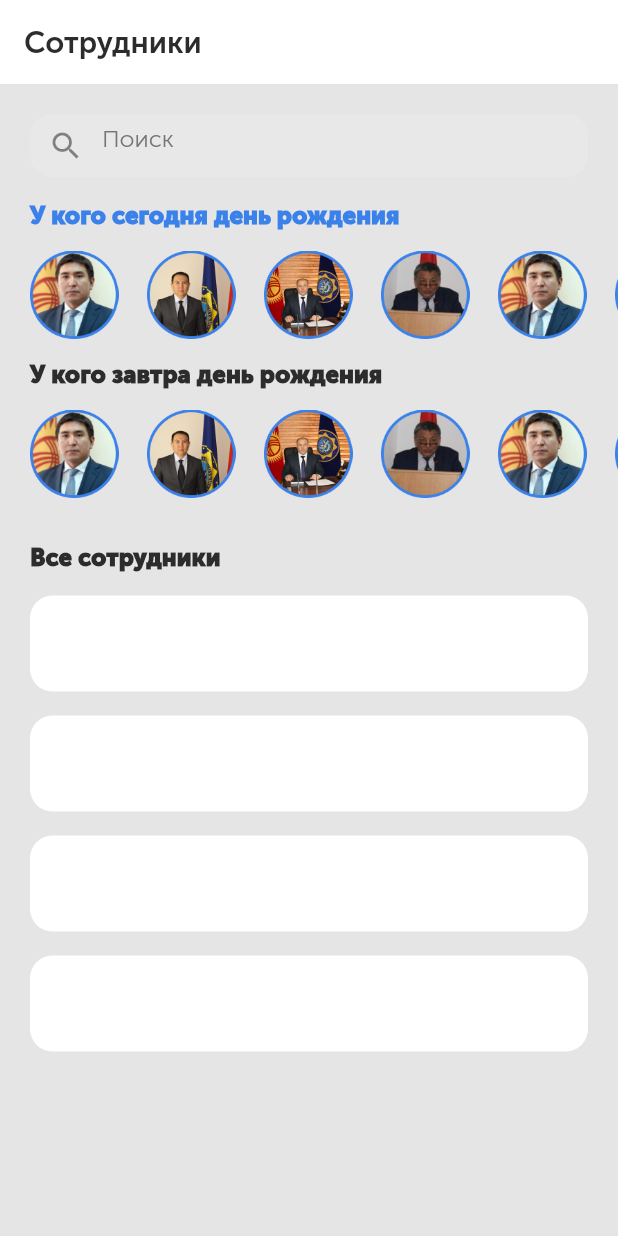
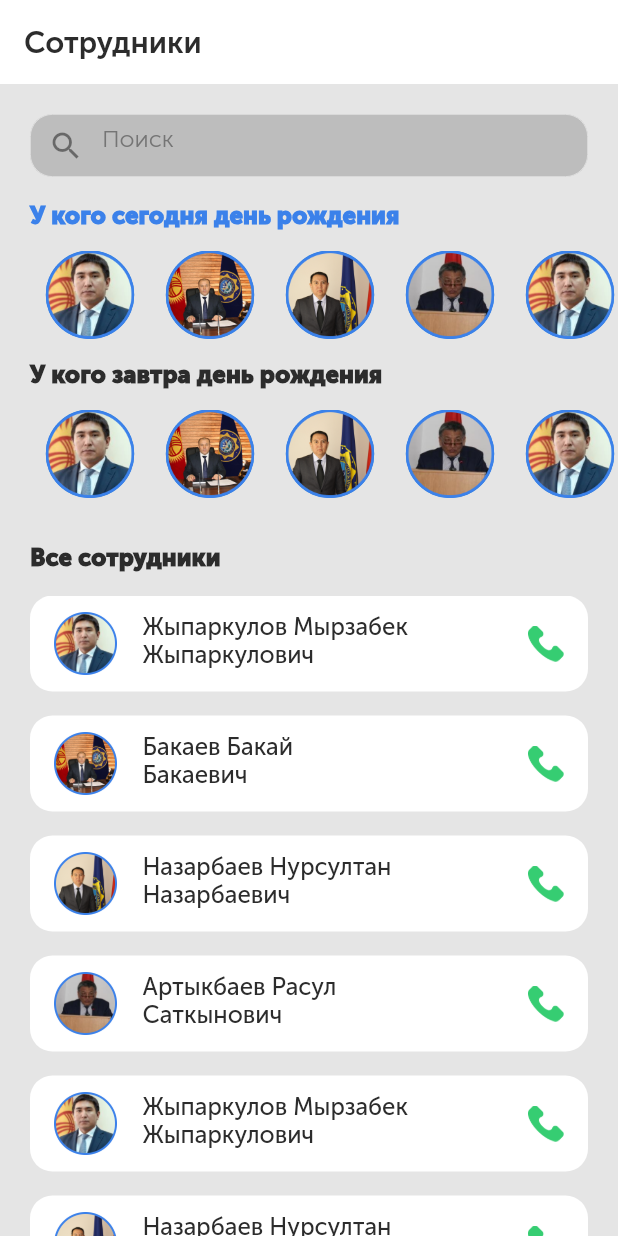
Before and after one commit to ibraevadilet/Staffs, a Flutter app: the screen it shows after launch, on a phone screen of 412 x 824 dp. Run offline on Flutter 3.47's test engine with Material 2 defaults, Android fonts, the phone set to English and light mode, and no system bars; missing offline and left inert: flutter_phone_direct_caller.

Commit message:
Переделал код

```diff
--- /dev/null
+++ b/figmaStaff/lib/contents/names.dart
@@ -0,0 +1,19 @@
+class NamePersons {
+  static String bakievsName = "Бакаев Бакай";
+  static String bakievsSurName = "Бакаевич";
+
+  static String myrsabeksName = "Жыпаркулов Мырзабек";
+  static String myrsabeksSurName = "Жыпаркулович";
+
+  static String nazarbaevsName = "Назарбаев Нурсултан";
+  static String nazarbaevsSurName = "Назарбаевич";
+
+  static String rasulsName = "Артыкбаев Расул";
+  static String rasulsSurName = "Саткынович";
+
+  static String adiletsName = "Адилет Ибраев";
+  static String adiletsSurName = "Джаанбаевич";
+
+  static String aleshasName = "Алеша Попов";
+  static String aleshasSurName = "Попович";
+}
--- /dev/null
+++ b/figmaStaff/lib/contents/scrall_all_employees.dart
@@ -0,0 +1,116 @@
+import 'package:figmaStaff/screens/detailedInformation.dart';
+import 'package:figmaStaff/styles/images.dart';
+import 'package:figmaStaff/styles/textStyles.dart';
+import 'package:flutter/cupertino.dart';
+import 'package:flutter/material.dart';
+
+import 'baza_list.dart';
+
+class Scrall_all_employees extends StatelessWidget {
+  const Scrall_all_employees({Key key}) : super(key: key);
+
+  @override
+  Widget build(BuildContext context) {
+    return Container(
+      padding: EdgeInsets.symmetric(horizontal: 20),
+      child: Column(
+        crossAxisAlignment: CrossAxisAlignment.start,
+        children: [
+          Text(
+            "Все сотрудники",
+            style: TaskTextStyle.bold16,
+          ),
+          SizedBox(
+            height: 16,
+          ),
+          Container(
+            height: 429,
+            child: ListView(
+              children: [
+                for (int i = 0; i < list.employeesList.length; i++)
+                  buildAllEmployees(list, i, context),
+              ],
+            ),
+          ),
+        ],
+      ),
+    );
+  }
+}
+
+Widget buildCircleAvatar(EmployeeList list, int index, BuildContext context) {
+  return InkWell(
+    onTap: () {
+      Navigator.push(
+          context,
+          MaterialPageRoute(
+              builder: (context) => DatailedInformation(index: index)));
+    },
+    child: CircleAvatar(
+      radius: 40,
+      child: Image.asset(
+        list.employeesList[index].image,
+        height: 60,
+        width: 60,
+      ),
+    ),
+  );
+}
+
+Widget buildAllEmployees(EmployeeList list, int index, BuildContext context) {
+  return InkWell(
+    onTap: () {
+      Navigator.push(
+          context,
+          MaterialPageRoute(
+              builder: (context) => DatailedInformation(index: index)));
+    },
+    child: Column(
+      children: [
+        Container(
+          padding: EdgeInsets.symmetric(horizontal: 16, vertical: 11),
+          height: 64,
+          width: MediaQuery.of(context).size.width,
+          decoration: BoxDecoration(
+              borderRadius: BorderRadius.circular(15), color: Colors.white),
+          child: Row(
+            mainAxisAlignment: MainAxisAlignment.spaceBetween,
+            children: [
+              Row(
+                children: [
+                  Image.asset(list.employeesList[index].image),
+                  SizedBox(
+                    width: 17,
+                  ),
+                  Column(
+                    crossAxisAlignment: CrossAxisAlignment.start,
+                    children: [
+                      Text(
+                        list.employeesList[index].name,
+                        style: TaskTextStyle.normal16,
+                      ),
+                      Text(
+                        list.employeesList[index].surname,
+                        style: TaskTextStyle.normal16,
+                      ),
+                    ],
+                  ),
+                ],
+              ),
+              SizedBox(
+                width: 17,
+              ),
+              Image.asset(
+                ImagesPersons.phone,
+                height: 24,
+              )
+            ],
+          ),
+        ),
+        SizedBox(
+          height: 16,
+        ),
+      ],
+    ),
+  );
+}
--- a/figmaStaff/lib/screens/ListOfEmployees.dart
+++ b/figmaStaff/lib/screens/ListOfEmployees.dart
@@ -1,12 +1,12 @@
-import 'package:figmaStaff/contents/baza.dart';
-import 'package:figmaStaff/styles/images.dart';
-import 'package:flutter_phone_direct_caller/flutter_phone_direct_caller.dart';
+import 'package:figmaStaff/contents/scrall_all_employees.dart';
 import 'package:figmaStaff/styles/colors.dart';
 import 'package:figmaStaff/styles/textStyles.dart';
 import 'package:flutter/cupertino.dart';
 import 'package:flutter/material.dart';
 
 import 'detailedInformation.dart';
+
+int index;
 
 class Employers extends StatelessWidget {
   const Employers({Key key}) : super(key: key);
@@ -43,8 +43,13 @@ class Employers extends StatelessWidget {
                         hintStyle: TaskTextStyle.mini16,
                         prefixIcon: Icon(Icons.search),
                         filled: true,
-                        fillColor: Color(0xffE8E8E8),
+                        fillColor: Colors.grey[400],
                         enabledBorder: OutlineInputBorder(
+                          borderSide:
+                              BorderSide(color: Color(0xffE8E8E8), width: 0.5),
+                          borderRadius: BorderRadius.circular(15),
+                        ),
+                        focusedBorder: OutlineInputBorder(
                           borderSide:
                               BorderSide(color: Color(0xffE8E8E8), width: 0.5),
                           borderRadius: BorderRadius.circular(15),
@@ -68,9 +73,13 @@ class Employers extends StatelessWidget {
               width: MediaQuery.of(context).size.width,
               padding: EdgeInsets.only(left: 20, top: 14, bottom: 14),
               child: ListView(
-                  scrollDirection: Axis.horizontal, children: scralllistPhoto),
+                scrollDirection: Axis.horizontal,
+                children: [
+                  for (int i = 0; i < list.employeesList.length; i++)
+                    buildCircleAvatar(list, i, context),
+                ],
+              ),
             ),
-
             Container(
               padding: EdgeInsets.only(left: 20),
               child: Text(
@@ -78,141 +87,25 @@ class Employers extends StatelessWidget {
                 style: TaskTextStyle.bold16.copyWith(color: ColorsText.black),
               ),
             ),
-            // SizedBox(
-            //   height: 10,
-            // ),
             Container(
               height: 87,
               width: MediaQuery.of(context).size.width,
               padding: EdgeInsets.only(left: 20, top: 14, bottom: 14),
               child: ListView(
-                  scrollDirection: Axis.horizontal, children: scralllistPhoto),
+                scrollDirection: Axis.horizontal,
+                children: [
+                  for (int i = 0; i < list.employeesList.length; i++)
+                    buildCircleAvatar(list, i, context),
+                ],
+              ),
             ),
             SizedBox(
               height: 16,
             ),
-            Container(
-              padding: EdgeInsets.symmetric(horizontal: 20),
-              child: Column(
-                crossAxisAlignment: CrossAxisAlignment.start,
-                children: [
-                  Text(
-                    "Все сотрудники",
-                    style: TaskTextStyle.bold16,
-                  ),
-                  SizedBox(
-                    height: 16,
-                  ),
-                  InkWell(
-                    onTap: () {
-                      Navigator.push(
-                          context,
-                          MaterialPageRoute(
-                              builder: (context) => DetailedInformation()));
-                    },
-                    child: Container(
-                      height: 64,
-                      width: MediaQuery.of(context).size.width,
-                      decoration: BoxDecoration(
-                          borderRadius: BorderRadius.circular(15),
-                          color: Colors.white),
-                    ),
-                  ),
-                  SizedBox(
-                    height: 16,
-                  ),
-                  InkWell(
-                    onTap: () {
-                      Navigator.push(
-                          context,
-                          MaterialPageRoute(
-                              builder: (context) => DetailedInformation()));
-                    },
-                    child: Container(
-                      height: 64,
-                      width: MediaQuery.of(context).size.width,
-                      decoration: BoxDecoration(
-                          borderRadius: BorderRadius.circular(15),
-                          color: Colors.white),
-                    ),
-                  ),
-                  SizedBox(
-                    height: 16,
-                  ),
-                  InkWell(
-                    onTap: () {
-                      Navigator.push(
-                          context,
-                          MaterialPageRoute(
-                              builder: (context) => DetailedInformation()));
-                    },
-                    child: Container(
-                      height: 64,
-                      width: MediaQuery.of(context).size.width,
-                      decoration: BoxDecoration(
-                          borderRadius: BorderRadius.circular(15),
-                          color: Colors.white),
-                    ),
-                  ),
-                  SizedBox(
-                    height: 16,
-                  ),
-                  InkWell(
-                    onTap: () {
-                      Navigator.push(
-                          context,
-                          MaterialPageRoute(
-                              builder: (context) => DetailedInformation()));
-                    },
-                    child: Container(
-                      height: 64,
-                      width: MediaQuery.of(context).size.width,
-                      decoration: BoxDecoration(
-                          borderRadius: BorderRadius.circular(15),
-                          color: Colors.white),
-                    ),
-                  ),
-                  SizedBox(
-                    height: 16,
-                  ),
-                ],
-              ),
-            )
+            Scrall_all_employees(),
           ],
         ),
       ),
     );
   }
 }
-
-List<Widget> scralllistPhoto = [
-  Image.asset(ImagesPersons.myrsabek),
-  SizedBox(
-    width: 19,
-  ),
-  Image.asset(ImagesPersons.nazarbaev),
-  SizedBox(
-    width: 19,
-  ),
-  Image.asset(ImagesPersons.bakiev),
-  SizedBox(
-    width: 19,
-  ),
-  Image.asset(ImagesPersons.rasul),
-  SizedBox(
-    width: 19,
-  ),
-  Image.asset(ImagesPersons.myrsabek),
-  SizedBox(
-    width: 19,
-  ),
-  Image.asset(ImagesPersons.myrsabek),
-  SizedBox(
-    width: 19,
-  ),
-  Image.asset(ImagesPersons.myrsabek),
-  SizedBox(
-    width: 19,
-  ),
-  Image.asset(ImagesPersons.myrsabek),
-];
```
Also changed, not shown: figmaStaff/lib/contents/baza.dart (+10 -2 lines), figmaStaff/lib/contents/baza_list.dart (added, +87 -0 lines), figmaStaff/lib/contents/show_modal_bottom.dart (added, +80 -0 lines), figmaStaff/lib/screens/call_screen.dart (+31 -26 lines), figmaStaff/lib/screens/detailedInformation.dart (+25 -98 lines).
